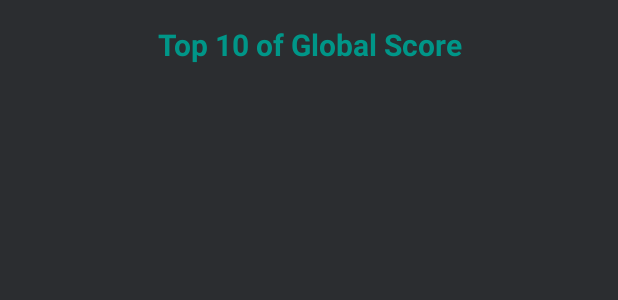
After one commit to ruirigel/PopIt, an Android app: the layout custom_dialog_title.xml on its own in the app's theme, with its tools: preview values and no code run, on a phone screen of 412 x 824 dp. The commit adds this screen. Shown: the top 300 px of the screen. Run offline under Robolectric (Android 15) with nearby library versions, the phone set to English and light mode, and no system bars.

Commit message:
improve code

```diff
--- /dev/null
+++ b/app/src/main/res/layout/custom_dialog_title.xml
@@ -0,0 +1,12 @@
+<?xml version="1.0" encoding="utf-8"?>
+<TextView xmlns:android="http://schemas.android.com/apk/res/android"
+    xmlns:tools="http://schemas.android.com/tools"
+    android:layout_width="match_parent"
+    android:layout_height="wrap_content"
+    android:padding="16dp"
+    android:gravity="center"
+    android:text="Top 10 of Global Score"
+    android:textColor="#009688"
+    android:textSize="20sp"
+    android:textStyle="bold"
+    tools:ignore="HardcodedText" />
```
Also changed, not shown: app/src/main/java/com/example/myapplication/MainActivity.kt (+26 -15 lines), app/src/main/res/layout/custom_list_item.xml (added, +10 -0 lines), 2 other files.
